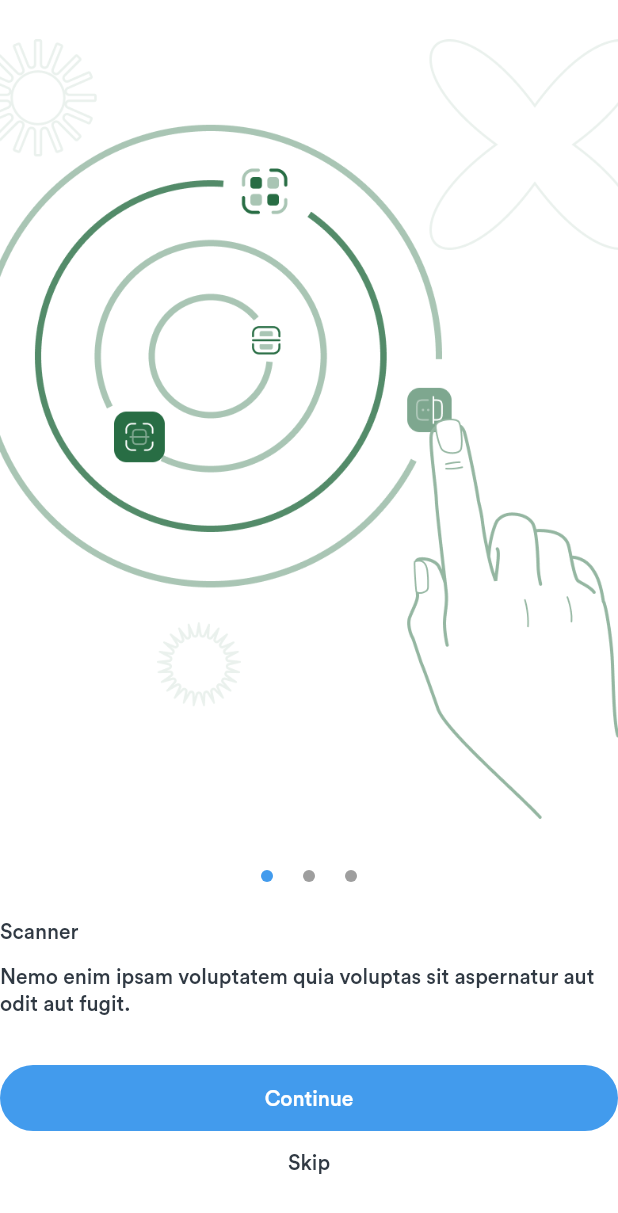
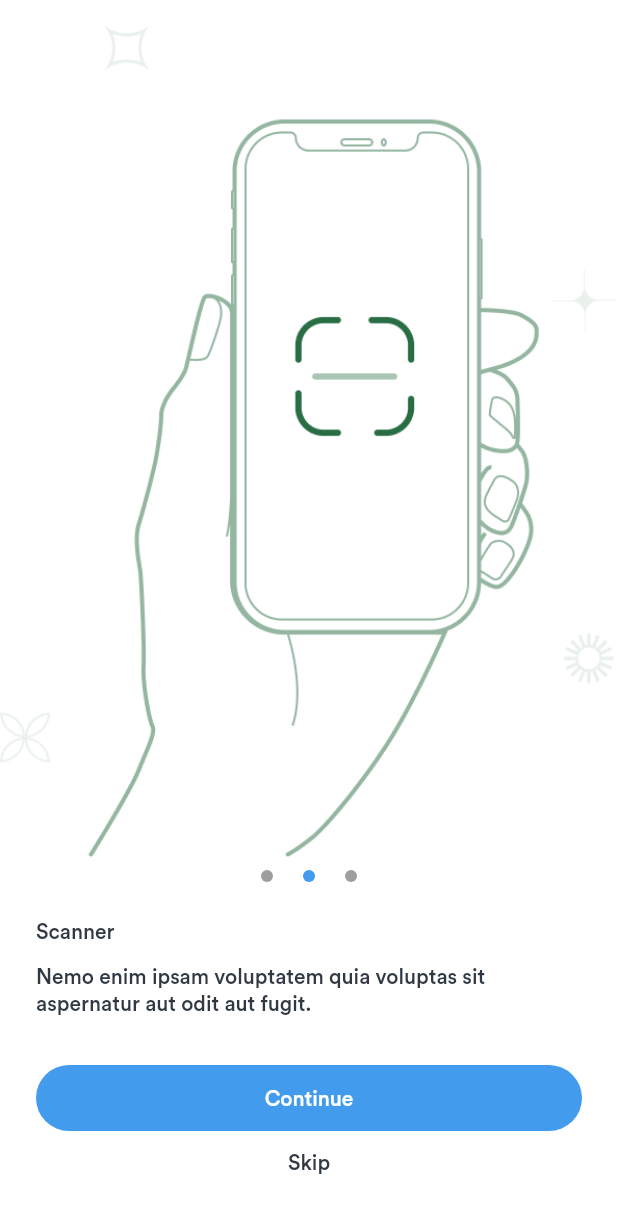
Before and after one commit to WalterDinh/ocr_scan, a Flutter app: the screen it shows after launch, after a tap on "Continue", on a phone screen of 412 x 824 dp. Shown: the top 1213 px of the screen. Run offline on Flutter 3.47's test engine with Material 2 defaults, Android fonts, the phone set to English and light mode, and no system bars; our stand-ins replace bloc, dio, flutter_bloc, image_cropper, image_picker, logger and 4 more; missing offline and left inert: dio_http_cache, photo_manager; generated files the repository leaves out were written again.

Commit message:
update ui IntroScreen

```diff
--- a/lib/routes.dart
+++ b/lib/routes.dart
@@ -41,7 +41,7 @@ class AppNavigator {
       case _Paths.scan_result:
         return FadeRoute(page: const ScanResultScreen());
       case _Paths.home:
-        return FadeRoute(page: const ScanResultScreen());
+        return FadeRoute(page: HomeScreen());
       default:
         return FadeRoute(page: const IntroScreen());
     }
--- a/lib/ui/screens/intro/intro.dart
+++ b/lib/ui/screens/intro/intro.dart
@@ -1,5 +1,6 @@
 import 'package:flutter/material.dart';
 import 'package:my_app/configs/images.dart';
+import 'package:my_app/routes.dart';
 import 'package:my_app/ui/widgets/ripple.dart';
 import 'package:my_app/ui/widgets/spacer.dart';
 
@@ -14,17 +15,19 @@ class _IntroScreenState extends State<IntroScreen> {
   final PageController _pageViewController = PageController(initialPage: 0);
 
   int _activePage = 0;
+  String _buttonText = 'Continue';
 
   final List<Widget> _pages = [
-    Image(
+    const Image(
       image: AppImages.intro_page1,
       width: double.infinity,
+      fit: BoxFit.cover,
     ),
-    Image(
+    const Image(
       image: AppImages.intro_page2,
       width: double.infinity,
     ),
-    Image(
+    const Image(
       image: AppImages.intro_page3,
       width: double.infinity,
     ),
@@ -37,20 +40,25 @@ class _IntroScreenState extends State<IntroScreen> {
       body: Column(
         children: [
           _buildPageView(),
-          VSpacer(8),
+          const VSpacer(8),
           _buildIndicator(),
-          VSpacer(24),
-          Row(
-            children: [
+          const VSpacer(24),
+          Padding(
+            padding: const EdgeInsets.symmetric(horizontal: 24.0),
+            child: Column(
+              crossAxisAlignment: CrossAxisAlignment.start,
+              children: const [
                 Text('Scanner'),
-            ],
-          ),
                 VSpacer(12),
                 Text(
                   'Nemo enim ipsam voluptatem quia voluptas sit aspernatur aut odit aut fugit.',
+                )
+              ],
             ),
-          VSpacer(32),
+          ),
+          const VSpacer(32),
           Container(
+            margin: const EdgeInsets.symmetric(horizontal: 24.0),
             width: double.infinity,
             height: 44,
             decoration: BoxDecoration(
@@ -60,26 +68,34 @@ class _IntroScreenState extends State<IntroScreen> {
               ),
             ),
             child: Ripple(
-              onTap: () {},
+              onTap: () => _onPressButtonContinue(),
               rippleRadius: 44,
               child: Row(
                 mainAxisAlignment: MainAxisAlignment.center,
                 children: [
-                  Text('Continue', style: TextStyle(color: Colors.white)),
+                  Text(_buttonText,
+                      style: const TextStyle(color: Colors.white)),
                 ],
               ),
             ),
           ),
-          VSpacer(4),
-          Ripple(
-            onTap: () {},
-            child: Padding(
-              padding:
-                  const EdgeInsets.symmetric(vertical: 8.0, horizontal: 16.0),
+          const VSpacer(4),
+          Visibility(
+            maintainSize: true,
+            maintainAnimation: true,
+            maintainState: true,
+            visible: _activePage < _pages.length - 1,
+            child: Ripple(
+              onTap: () {
+                AppNavigator.replaceWith(Routes.home);
+              },
+              child: const Padding(
+                padding: EdgeInsets.symmetric(vertical: 8.0, horizontal: 16.0),
                 child: Text('Skip'),
               ),
             ),
-          VSpacer(32)
+          ),
+          const VSpacer(32)
         ],
       ),
     );
@@ -91,6 +107,8 @@ class _IntroScreenState extends State<IntroScreen> {
             onPageChanged: (int index) {
               setState(() {
                 _activePage = index;
+                _buttonText =
+                    index < (_pages.length - 1) ? 'Continue' : 'Finish';
               });
             },
             itemCount: _pages.length,
@@ -113,11 +131,22 @@ class _IntroScreenState extends State<IntroScreen> {
               },
               child: CircleAvatar(
                   radius: 4,
-                backgroundColor:
-                    _activePage == index ? Theme.of(context).primaryColor : Colors.grey,
-              ),
+                  backgroundColor: _activePage == index
+                      ? Theme.of(context).primaryColor
+                      : Colors.grey),
             ),
           ),
         ),
       );
+
+  void _onPressButtonContinue() {
+    _activePage++;
+    if (_activePage == _pages.length) {
+      AppNavigator.replaceWith(Routes.home);
+    } else {
+      _pageViewController.animateToPage(_activePage,
+          duration: const Duration(milliseconds: 300), curve: Curves.easeIn);
     }
+  }
+
+}
```
Lines whose indentation alone changed are shown as unchanged.
